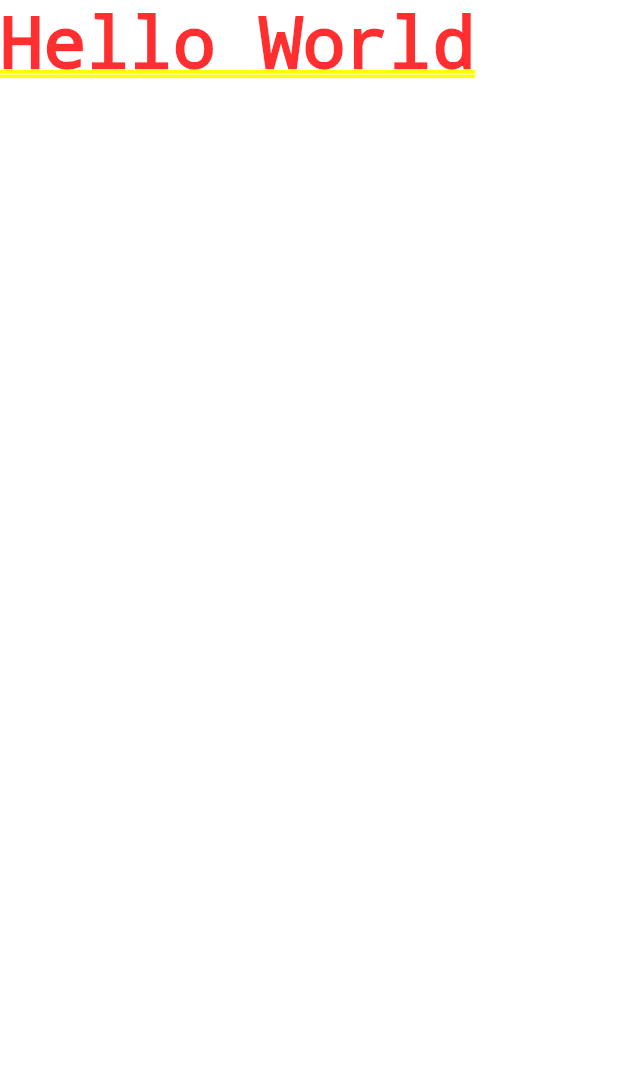
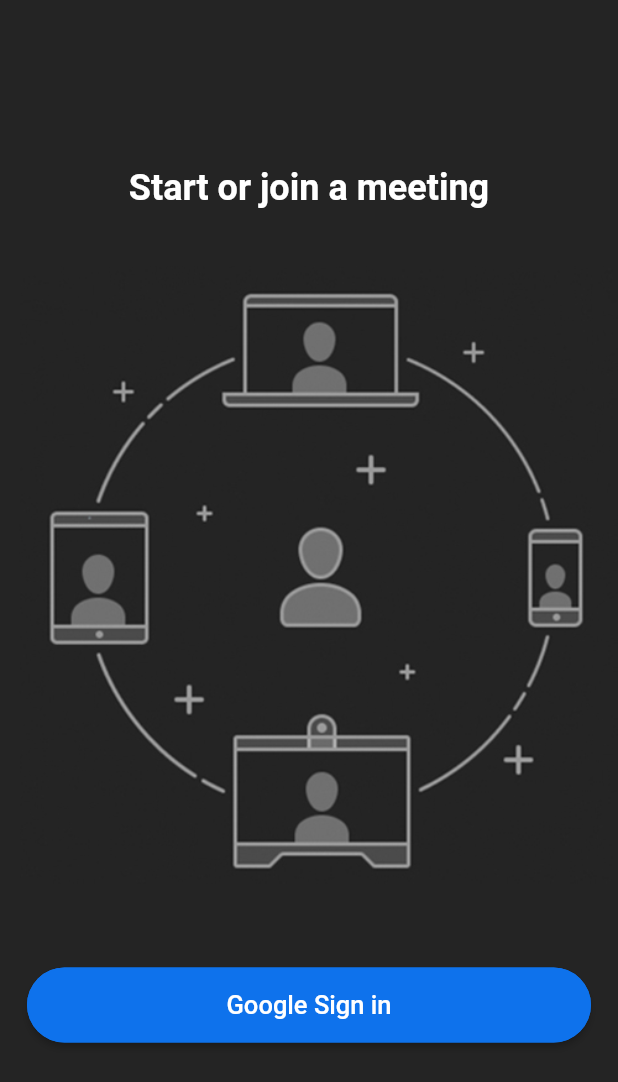
Before and after one commit to gautamm05/Instant-Meetings, a Flutter app: the screen it shows after launch, on a phone screen of 412 x 824 dp. Shown: the top 1082 px of the screen. Run offline on Flutter 3.47's test engine with Material 2 defaults, Android fonts, the phone set to English and light mode, and no system bars; our stand-ins replace cloud_firestore, firebase_auth, firebase_core, google_sign_in; accounts and stored records are empty.

Commit message:
Day 1 completed

```diff
--- a/lib/main.dart
+++ b/lib/main.dart
@@ -1,6 +1,12 @@
 import 'package:flutter/material.dart';
+import 'package:zoom_clone/screens/home.dart';
+import 'package:zoom_clone/screens/login.dart';
+import 'package:zoom_clone/utils/colors.dart';
+import 'package:firebase_core/firebase_core.dart';
 
-void main() {
+void main() async {
+  WidgetsFlutterBinding.ensureInitialized();
+  await Firebase.initializeApp();
   runApp(const MyApp());
 }
 
@@ -10,8 +16,15 @@ class MyApp extends StatelessWidget {
   @override
   Widget build(BuildContext context) {
     return MaterialApp(
-        title: 'Flutter Demo',
-        theme: ThemeData(primarySwatch: Colors.blue),
-        home: const Text('Hello World'));
+        debugShowCheckedModeBanner: false,
+        title: 'Zoom',
+        theme: ThemeData.dark().copyWith(
+          scaffoldBackgroundColor: backgroundColor,
+        ),
+        routes: {
+          '/login': (context) => const LoginScreen(),
+          '/home': (context) => const HomeScreen(),
+        },
+        home: const LoginScreen());
   }
 }
--- /dev/null
+++ b/lib/screens/login.dart
@@ -0,0 +1,43 @@
+import 'package:flutter/material.dart';
+import 'package:zoom_clone/resources/auth_methods.dart';
+import 'package:zoom_clone/widgets/custom_button.dart';
+
+class LoginScreen extends StatefulWidget {
+  const LoginScreen({Key? key}) : super(key: key);
+
+  @override
+  State<LoginScreen> createState() => _LoginScreenState();
+}
+
+class _LoginScreenState extends State<LoginScreen> {
+  final AuthMethods _authMethods = AuthMethods();
+  @override
+  Widget build(BuildContext context) {
+    return Scaffold(
+      body: Column(
+        mainAxisAlignment: MainAxisAlignment.center,
+        children: [
+          const Text(
+            'Start or join a meeting',
+            style: const TextStyle(
+              fontSize: 24,
+              fontWeight: FontWeight.bold,
+            ),
+          ),
+          Padding(
+            padding: const EdgeInsets.symmetric(vertical: 38.0),
+            child: Image.asset('assets/images/onboarding.jpg'),
+          ),
+          CustomButton(
+              text: 'Google Sign in',
+              onPressed: () async {
+                bool res = await _authMethods.signInWithGoogle(context);
+                if (res) {
+                  Navigator.pushNamed(context, '/home');
+                }
+              })
+        ],
+      ),
+    );
+  }
+}
--- /dev/null
+++ b/lib/utils/utils.dart
@@ -0,0 +1,6 @@
+import 'package:flutter/material.dart';
+
+showSnackBar(BuildContext context, String text) {
+  return ScaffoldMessenger.of(context)
+      .showSnackBar(SnackBar(content: Text(text)));
+}
--- /dev/null
+++ b/lib/widgets/custom_button.dart
@@ -0,0 +1,32 @@
+import 'package:flutter/material.dart';
+import 'package:zoom_clone/utils/colors.dart';
+
+class CustomButton extends StatelessWidget {
+  final String text;
+  final VoidCallback onPressed;
+  const CustomButton({
+    Key? key,
+    required this.onPressed,
+    required this.text,
+  }) : super(key: key);
+
+  @override
+  Widget build(BuildContext context) {
+    return Padding(
+      padding: const EdgeInsets.all(18.0),
+      child: ElevatedButton(
+        onPressed: onPressed,
+        child: Text(
+          text,
+          style: const TextStyle(fontSize: 17),
+        ),
+        style: ElevatedButton.styleFrom(
+            primary: buttonColor,
+            minimumSize: const Size(double.infinity, 50),
+            shape: RoundedRectangleBorder(
+                borderRadius: BorderRadius.circular(30),
+                side: const BorderSide(color: buttonColor))),
+      ),
+    );
+  }
+}
```
Also changed, not shown: lib/resources/auth_methods.dart (added, +44 -0 lines), lib/screens/home.dart (added, +16 -0 lines), pubspec.yaml (+7 -5 lines), assets/images/onboarding.jpg (added), pubspec.lock, 3 other files.
